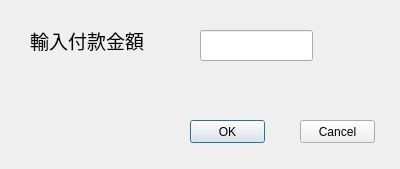
The window that RMS/dialog.ui (hank-wu/OOAD) describes before a commit, drawn with Qt 5.
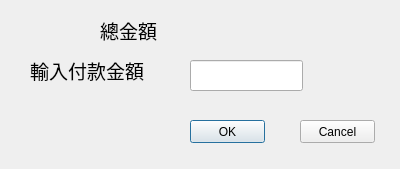
The same window after the commit.

Diff of the .ui file:
```diff
--- a/RMS/dialog.ui
+++ b/RMS/dialog.ui
@@ -17,7 +17,7 @@
    <property name="geometry">
     <rect>
      <x>30</x>
-     <y>10</y>
+     <y>40</y>
      <width>151</width>
      <height>61</height>
     </rect>
@@ -35,8 +35,8 @@
   <widget class="QLineEdit" name="lineEdit">
    <property name="geometry">
     <rect>
-     <x>200</x>
-     <y>30</y>
+     <x>190</x>
+     <y>60</y>
      <width>113</width>
      <height>31</height>
     </rect>
@@ -68,6 +68,44 @@
     <string>Cancel</string>
    </property>
   </widget>
+  <widget class="QLabel" name="totalAmountLabel">
+   <property name="geometry">
+    <rect>
+     <x>100</x>
+     <y>0</y>
+     <width>81</width>
+     <height>61</height>
+    </rect>
+   </property>
+   <property name="font">
+    <font>
+     <family>Agency FB</family>
+     <pointsize>14</pointsize>
+    </font>
+   </property>
+   <property name="text">
+    <string>總金額</string>
+   </property>
+  </widget>
+  <widget class="QLabel" name="totalAmount">
+   <property name="geometry">
+    <rect>
+     <x>190</x>
+     <y>0</y>
+     <width>81</width>
+     <height>61</height>
+    </rect>
+   </property>
+   <property name="font">
+    <font>
+     <family>Agency FB</family>
+     <pointsize>14</pointsize>
+    </font>
+   </property>
+   <property name="text">
+    <string/>
+   </property>
+  </widget>
  </widget>
  <resources/>
  <connections/>
```
Left out of the diff: 2 changed lines with no effect on the pictures.
